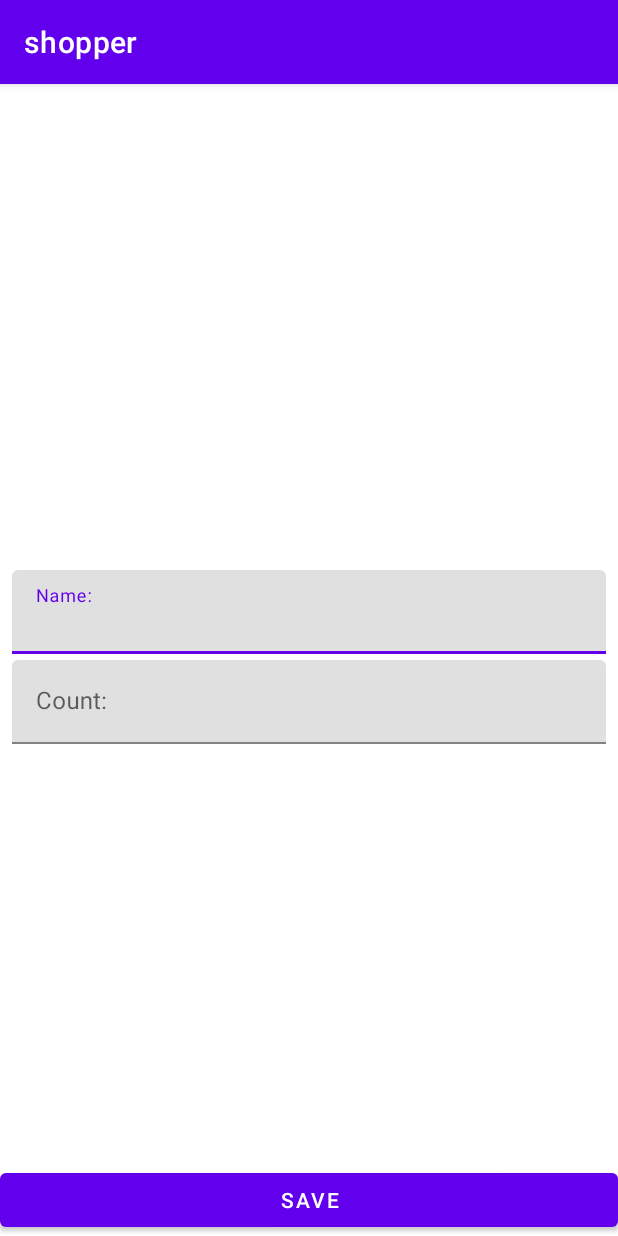
After one commit to besoboi/Shopper, an Android app: the ShopItemFragment screen opened directly, with no data from a screen before it, on a phone screen of 412 x 824 dp. The commit adds this screen. Run offline under Robolectric (Android 15) with nearby library versions, the phone set to English and light mode, and no system bars; 5 statements that could not run were skipped.

Commit message:
+ ShopItemFragment.kt

```diff
--- /dev/null
+++ b/app/src/main/java/com/example/shopper/presentation/ShopItemFragment.kt
@@ -0,0 +1,152 @@
+package com.example.shopper.presentation
+
+import android.os.Bundle
+import android.text.Editable
+import android.text.TextWatcher
+import android.view.LayoutInflater
+import android.view.View
+import android.view.ViewGroup
+import android.widget.Button
+import android.widget.EditText
+import androidx.fragment.app.Fragment
+import androidx.lifecycle.ViewModelProvider
+import com.example.shopper.R
+import com.example.shopper.domain.ShopItem
+import com.example.shopper.presentation.ShopItemActivity.Companion.MODE_UNKNOWN
+import com.google.android.material.textfield.TextInputLayout
+
+class ShopItemFragment : Fragment() {
+
+    private lateinit var viewModel: ShopItemViewModel
+
+    private lateinit var tilName: TextInputLayout
+    private lateinit var tilCount: TextInputLayout
+    private lateinit var etName: EditText
+    private lateinit var etCount: EditText
+    private lateinit var buttonSave: Button
+
+    private var screenMode = MODE_UNKNOWN
+    private var shopItemId = ShopItem.UNDEFINED_ID
+
+    override fun onCreateView(
+        inflater: LayoutInflater,
+        container: ViewGroup?,
+        savedInstanceState: Bundle?
+    ): View? {
+        return inflater.inflate(R.layout.fragment_shop_item, container, false)
+    }
+
+    override fun onViewCreated(view: View, savedInstanceState: Bundle?) {
+        super.onViewCreated(view, savedInstanceState)
+        parseIntent()
+        viewModel = ViewModelProvider(this)[ShopItemViewModel::class.java]
+        initViews(view)
+        addTextChangeListener()
+        launchRightMode()
+        observeViewModel()
+    }
+
+
+    private fun observeViewModel() {
+        viewModel.errorInputCount.observe(viewLifecycleOwner) {
+            val message = if (it) {
+                getString(R.string.error_input_count)
+            } else {
+                null
+            }
+            tilCount.error = message
+        }
+
+        viewModel.errorInputName.observe(viewLifecycleOwner) {
+            val message = if (it) {
+                getString(R.string.error_input_name)
+            } else {
+                null
+            }
+            tilName.error = message
+        }
+
+        viewModel.shouldCloseScreen.observe(viewLifecycleOwner) {
+            activity?.onBackPressed()
+        }
+    }
+
+    private fun launchRightMode() {
+        when (screenMode) {
+            MODE_EDIT -> launchEditMode()
+            MODE_ADD -> launchAddMode()
+        }
+    }
+
+    private fun addTextChangeListener() {
+        etName.addTextChangedListener(object : TextWatcher {
+            override fun beforeTextChanged(p0: CharSequence?, p1: Int, p2: Int, p3: Int) {
+
+            }
+
+            override fun onTextChanged(p0: CharSequence?, p1: Int, p2: Int, p3: Int) {
+                viewModel.resetErrorInputName()
+            }
+
+            override fun afterTextChanged(p0: Editable?) {
+            }
+
+        })
+        etCount.addTextChangedListener(object : TextWatcher {
+            override fun beforeTextChanged(p0: CharSequence?, p1: Int, p2: Int, p3: Int) {
+
+            }
+
+            override fun onTextChanged(p0: CharSequence?, p1: Int, p2: Int, p3: Int) {
+                viewModel.resetErrorInputCount()
+            }
+
+            override fun afterTextChanged(p0: Editable?) {
+            }
+
+        })
+    }
+
+    private fun launchAddMode() {
+        buttonSave.setOnClickListener {
+            viewModel.addShopItem(etName.text.toString(), etCount.text.toString())
+        }
+    }
+
+    private fun launchEditMode() {
+        viewModel.getShopItem(shopItemId)
+        viewModel.shopItem.observe(viewLifecycleOwner) {
+            etName.setText(it.name)
+            etCount.setText(it.count.toString())
+        }
+        buttonSave.setOnClickListener {
+            viewModel.editShopItem(etName.text.toString(), etCount.text.toString())
+        }
+    }
+
+    private fun parseIntent() {
+        if (!intent.hasExtra(EXTRA_MODE)) {
+            throw RuntimeException("Param screen mode is absent")
+        }
+        val mode = intent.getStringExtra(EXTRA_MODE)
+        if (mode != MODE_ADD && mode != MODE_EDIT) {
+            throw RuntimeException("Unknown param screen mode $mode")
+        }
+
+        screenMode = mode
+        if (screenMode == MODE_EDIT) {
+            if (!intent.hasExtra(EXTRA_SHOP_ITEM_ID)) {
+                throw RuntimeException("Param shop item id is absent")
+            }
+            shopItemId = intent.getIntExtra(EXTRA_SHOP_ITEM_ID, ShopItem.UNDEFINED_ID)
+        }
+    }
+
+    private fun initViews(view: View) {
+        tilName = view.findViewById(R.id.til_name)
+        tilCount = view.findViewById(R.id.til_count)
+        etName = view.findViewById(R.id.et_name)
+        etCount = view.findViewById(R.id.et_count)
+        buttonSave = view.findViewById(R.id.bt_save)
+    }
+}
--- a/app/src/main/res/layout/activity_shop_item.xml
+++ b/app/src/main/res/layout/activity_shop_item.xml
@@ -1,62 +1,10 @@
 <?xml version="1.0" encoding="utf-8"?>
-<androidx.constraintlayout.widget.ConstraintLayout xmlns:android="http://schemas.android.com/apk/res/android"
+<androidx.fragment.app.FragmentContainerView xmlns:android="http://schemas.android.com/apk/res/android"
     xmlns:app="http://schemas.android.com/apk/res-auto"
     xmlns:tools="http://schemas.android.com/tools"
+    android:id="@+id/shop_item_container"
+    android:name="com.example.shopper.presentation.ShopItemFragment"
     android:layout_width="match_parent"
     android:layout_height="match_parent"
-    tools:context=".presentation.ShopItemActivity">
-
-    <com.google.android.material.textfield.TextInputLayout
-        android:id="@+id/til_name"
-        android:layout_width="0dp"
-        android:layout_height="wrap_content"
-        android:layout_marginStart="8dp"
-        android:layout_marginEnd="8dp"
-        android:layout_marginBottom="4dp"
-        app:layout_constraintBottom_toTopOf="@+id/til_count"
-        app:layout_constraintEnd_toEndOf="parent"
-        app:layout_constraintHorizontal_bias="0.5"
-        app:layout_constraintStart_toStartOf="parent"
-        app:layout_constraintTop_toTopOf="parent"
-        app:layout_constraintVertical_chainStyle="packed">
-
-        <com.google.android.material.textfield.TextInputEditText
-            android:id="@+id/et_name"
-            android:layout_width="match_parent"
-            android:layout_height="wrap_content"
-            android:hint="@string/hint_name"
-            android:inputType="textCapWords" />
-    </com.google.android.material.textfield.TextInputLayout>
-
-    <com.google.android.material.textfield.TextInputLayout
-        android:id="@+id/til_count"
-        android:layout_width="0dp"
-        android:layout_height="wrap_content"
-        android:layout_marginStart="8dp"
-        android:layout_marginEnd="8dp"
-        android:layout_marginBottom="4dp"
-        app:layout_constraintBottom_toBottomOf="parent"
-        app:layout_constraintEnd_toEndOf="parent"
-        app:layout_constraintHorizontal_bias="0.5"
-        app:layout_constraintStart_toStartOf="parent"
-        app:layout_constraintTop_toBottomOf="@+id/til_name">
-
-        <com.google.android.material.textfield.TextInputEditText
-            android:id="@+id/et_count"
-            android:layout_width="match_parent"
-            android:layout_height="wrap_content"
-            android:hint="@string/hint_count"
-            android:inputType="number" />
-    </com.google.android.material.textfield.TextInputLayout>
-
-    <Button
-        android:id="@+id/bt_save"
-        android:layout_width="0dp"
-        android:layout_height="wrap_content"
-        app:layout_constraintBottom_toBottomOf="parent"
-        app:layout_constraintStart_toStartOf="parent"
-        app:layout_constraintEnd_toEndOf="parent"
-        android:text="@string/save"/>
-
-
-</androidx.constraintlayout.widget.ConstraintLayout>
+    tools:context=".presentation.ShopItemActivity"
+    tools:layout="@layout/fragment_shop_item" />
--- /dev/null
+++ b/app/src/main/res/layout/fragment_shop_item.xml
@@ -0,0 +1,62 @@
+<?xml version="1.0" encoding="utf-8"?>
+<androidx.constraintlayout.widget.ConstraintLayout xmlns:android="http://schemas.android.com/apk/res/android"
+    xmlns:app="http://schemas.android.com/apk/res-auto"
+    xmlns:tools="http://schemas.android.com/tools"
+    android:layout_width="match_parent"
+    android:layout_height="match_parent"
+    tools:context=".presentation.ShopItemFragment">
+
+    <com.google.android.material.textfield.TextInputLayout
+        android:id="@+id/til_name"
+        android:layout_width="0dp"
+        android:layout_height="wrap_content"
+        android:layout_marginStart="8dp"
+        android:layout_marginEnd="8dp"
+        android:layout_marginBottom="4dp"
+        app:layout_constraintBottom_toTopOf="@+id/til_count"
+        app:layout_constraintEnd_toEndOf="parent"
+        app:layout_constraintHorizontal_bias="0.5"
+        app:layout_constraintStart_toStartOf="parent"
+        app:layout_constraintTop_toTopOf="parent"
+        app:layout_constraintVertical_chainStyle="packed">
+
+        <com.google.android.material.textfield.TextInputEditText
+            android:id="@+id/et_name"
+            android:layout_width="match_parent"
+            android:layout_height="wrap_content"
+            android:hint="@string/hint_name"
+            android:inputType="textCapWords" />
+    </com.google.android.material.textfield.TextInputLayout>
+
+    <com.google.android.material.textfield.TextInputLayout
+        android:id="@+id/til_count"
+        android:layout_width="0dp"
+        android:layout_height="wrap_content"
+        android:layout_marginStart="8dp"
+        android:layout_marginEnd="8dp"
+        android:layout_marginBottom="4dp"
+        app:layout_constraintBottom_toBottomOf="parent"
+        app:layout_constraintEnd_toEndOf="parent"
+        app:layout_constraintHorizontal_bias="0.5"
+        app:layout_constraintStart_toStartOf="parent"
+        app:layout_constraintTop_toBottomOf="@+id/til_name">
+
+        <com.google.android.material.textfield.TextInputEditText
+            android:id="@+id/et_count"
+            android:layout_width="match_parent"
+            android:layout_height="wrap_content"
+            android:hint="@string/hint_count"
+            android:inputType="number" />
+    </com.google.android.material.textfield.TextInputLayout>
+
+    <Button
+        android:id="@+id/bt_save"
+        android:layout_width="0dp"
+        android:layout_height="wrap_content"
+        app:layout_constraintBottom_toBottomOf="parent"
+        app:layout_constraintStart_toStartOf="parent"
+        app:layout_constraintEnd_toEndOf="parent"
+        android:text="@string/save"/>
+
+
+</androidx.constraintlayout.widget.ConstraintLayout>
```
Also changed, not shown: app/src/main/java/com/example/shopper/presentation/ShopItemActivity.kt (+124 -124 lines).
